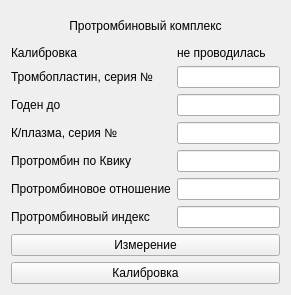
First picture: the form in choisedialog/ko5.ui, repository krang4d/Agrekola, before the edit.
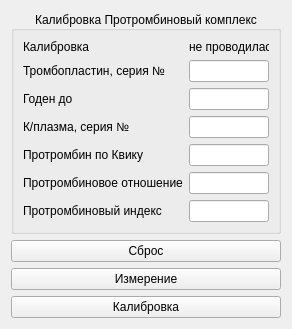
Second picture: the form after the edit.

```diff
--- a/choisedialog/ko5.ui
+++ b/choisedialog/ko5.ui
@@ -6,7 +6,7 @@
    <rect>
     <x>0</x>
     <y>0</y>
-    <width>291</width>
+    <width>292</width>
     <height>295</height>
    </rect>
   </property>
@@ -15,19 +15,13 @@
   </property>
   <layout class="QVBoxLayout" name="verticalLayout">
    <item>
-    <widget class="QLabel" name="label">
-     <property name="text">
-      <string>Протромбиновый комплекс</string>
+    <widget class="QGroupBox" name="groupBox">
+     <property name="title">
+      <string>Калибровка Протромбиновый комплекс</string>
      </property>
      <property name="alignment">
       <set>Qt::AlignCenter</set>
      </property>
-     <property name="buddy">
-      <cstring>startButton</cstring>
-     </property>
-    </widget>
-   </item>
-   <item>
     <layout class="QFormLayout" name="formLayout">
      <item row="0" column="0">
       <widget class="QLabel" name="label_9">
@@ -128,6 +122,14 @@
       <widget class="QLineEdit" name="lineEdit_6"/>
      </item>
     </layout>
+    </widget>
+   </item>
+   <item>
+    <widget class="QPushButton" name="resetButton">
+     <property name="text">
+      <string>Сброс</string>
+     </property>
+    </widget>
    </item>
    <item>
     <widget class="QPushButton" name="startButton">
```
Lines whose indentation alone changed are shown as unchanged.
